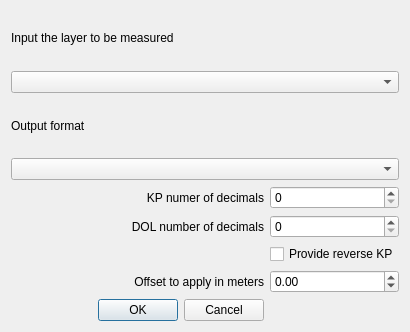
Qt form KP_Find_dialog_IR.ui (Asratum/KP_find) before a commit.
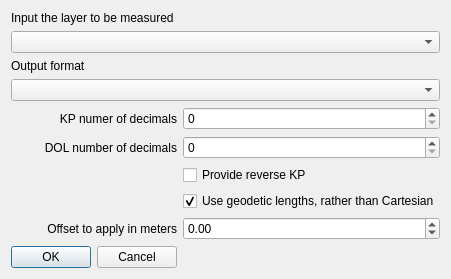
The same form after that commit. Custom widgets are drawn as their Qt base class.

The edit to the form file:
```diff
--- a/KP_Find_dialog_IR.ui
+++ b/KP_Find_dialog_IR.ui
@@ -6,14 +6,24 @@
    <rect>
     <x>0</x>
     <y>0</y>
-    <width>410</width>
-    <height>332</height>
+    <width>414</width>
+    <height>257</height>
    </rect>
   </property>
   <property name="windowTitle">
    <string>KP Find</string>
   </property>
   <layout class="QGridLayout" name="gridLayout">
+   <item row="11" column="0">
+    <widget class="QDialogButtonBox" name="button_box">
+     <property name="orientation">
+      <enum>Qt::Horizontal</enum>
+     </property>
+     <property name="standardButtons">
+      <set>QDialogButtonBox::Cancel|QDialogButtonBox::Ok</set>
+     </property>
+    </widget>
+   </item>
    <item row="2" column="0">
     <widget class="QLabel" name="label_2">
      <property name="text">
@@ -21,6 +31,9 @@
      </property>
     </widget>
    </item>
+   <item row="5" column="1">
+    <widget class="QSpinBox" name="DCC_prec"/>
+   </item>
    <item row="3" column="0" colspan="2">
     <widget class="QComboBox" name="output_format_box">
      <property name="sizePolicy">
@@ -31,19 +44,6 @@
      </property>
     </widget>
    </item>
-   <item row="5" column="1">
-    <widget class="QSpinBox" name="DCC_prec"/>
-   </item>
-   <item row="9" column="0">
-    <widget class="QDialogButtonBox" name="button_box">
-     <property name="orientation">
-      <enum>Qt::Horizontal</enum>
-     </property>
-     <property name="standardButtons">
-      <set>QDialogButtonBox::Cancel|QDialogButtonBox::Ok</set>
-     </property>
-    </widget>
-   </item>
    <item row="1" column="0" colspan="2">
     <widget class="QgsMapLayerComboBox" name="inputLineLayer">
      <property name="acceptDrops">
@@ -66,6 +66,16 @@
      </property>
     </widget>
    </item>
+   <item row="9" column="0">
+    <widget class="QLabel" name="label_4">
+     <property name="text">
+      <string>Offset to apply in meters</string>
+     </property>
+     <property name="alignment">
+      <set>Qt::AlignRight|Qt::AlignTrailing|Qt::AlignVCenter</set>
+     </property>
+    </widget>
+   </item>
    <item row="4" column="0">
     <widget class="QLabel" name="label_3">
      <property name="text">
@@ -83,16 +93,6 @@
      </property>
     </widget>
    </item>
-   <item row="6" column="1">
-    <widget class="QCheckBox" name="Reverse_KP">
-     <property name="text">
-      <string>Provide reverse KP</string>
-     </property>
-     <property name="tristate">
-      <bool>false</bool>
-     </property>
-    </widget>
-   </item>
    <item row="4" column="1">
     <widget class="QSpinBox" name="KP_prec"/>
    </item>
@@ -107,6 +107,16 @@
     </widget>
    </item>
    <item row="7" column="1">
+    <widget class="QCheckBox" name="Reverse_KP">
+     <property name="text">
+      <string>Provide reverse KP</string>
+     </property>
+     <property name="tristate">
+      <bool>false</bool>
+     </property>
+    </widget>
+   </item>
+   <item row="9" column="1">
     <widget class="QDoubleSpinBox" name="offset_m">
      <property name="toolTip">
       <string>The number of m the KP number will be shifted by</string>
@@ -128,13 +138,16 @@
      </property>
     </widget>
    </item>
-   <item row="7" column="0">
-    <widget class="QLabel" name="label_4">
+   <item row="8" column="1">
+    <widget class="QCheckBox" name="Geodetic">
      <property name="text">
-      <string>Offset to apply in meters</string>
+      <string>Use geodetic lengths, rather than Cartesian</string>
      </property>
-     <property name="alignment">
-      <set>Qt::AlignRight|Qt::AlignTrailing|Qt::AlignVCenter</set>
+     <property name="checked">
+      <bool>true</bool>
+     </property>
+     <property name="tristate">
+      <bool>false</bool>
      </property>
     </widget>
    </item>
```
